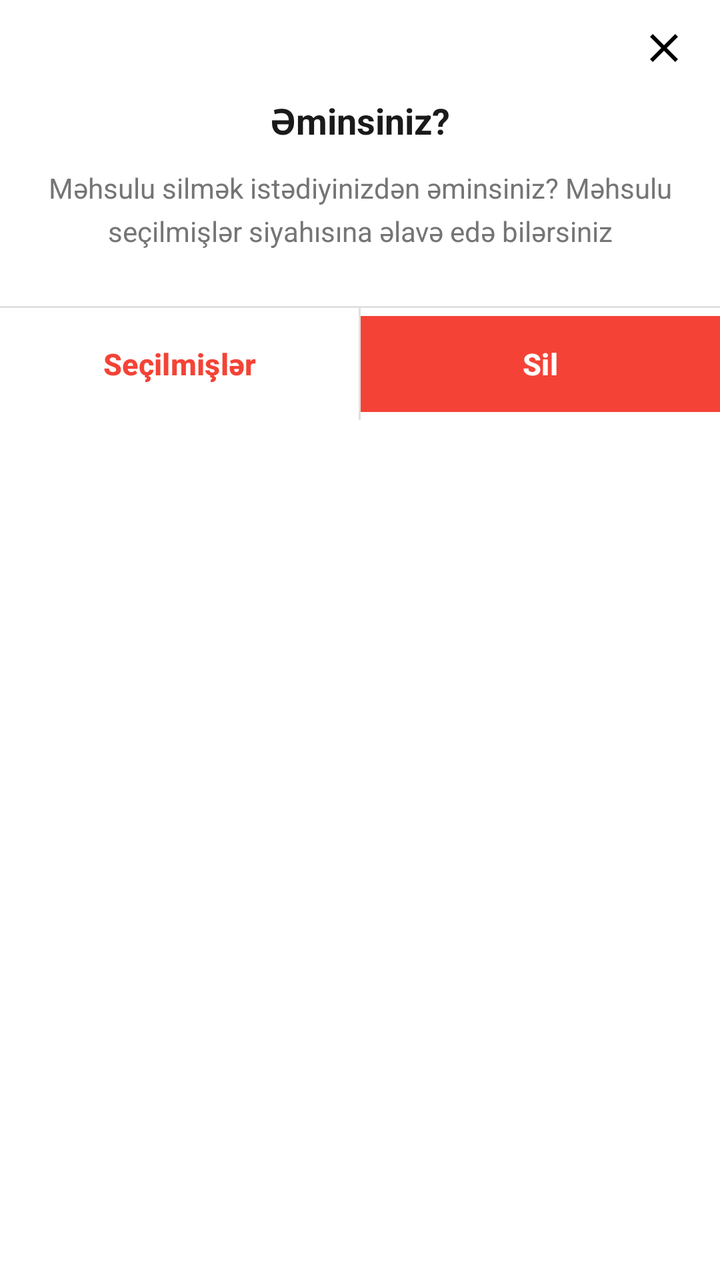
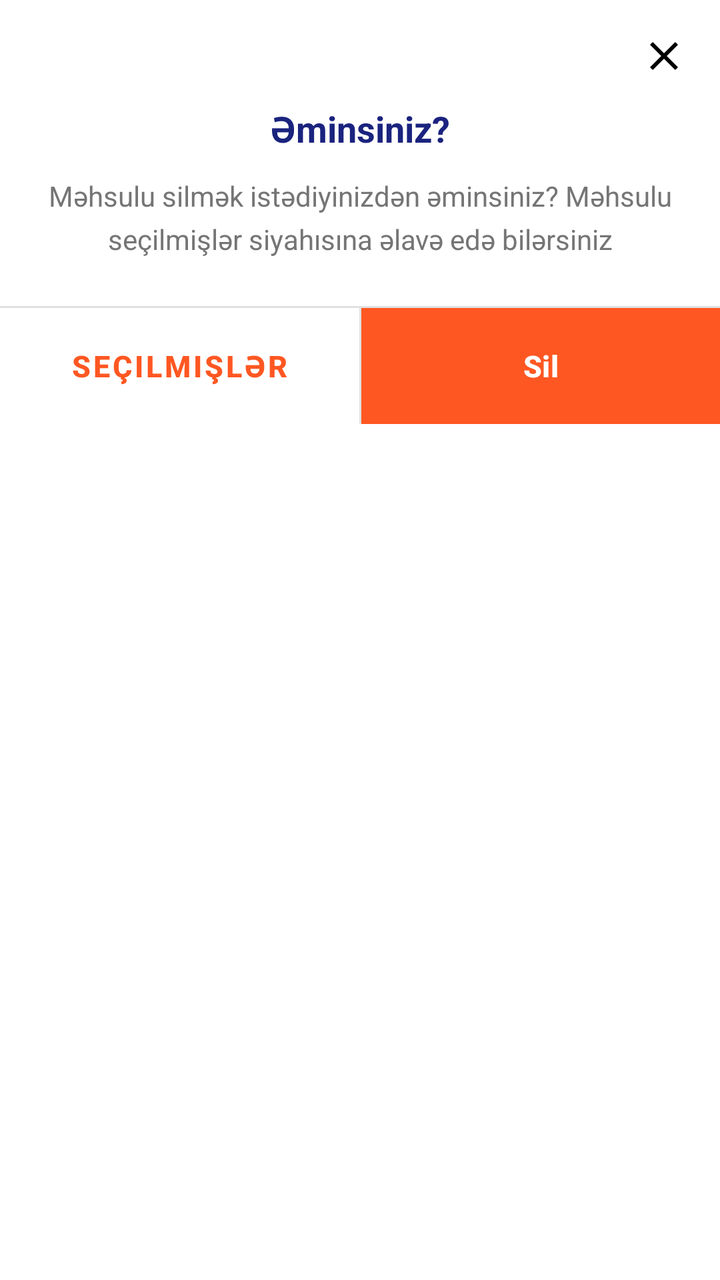

Two renders of the same Android screen: before a commit and after it. Below are the layout's source before the change and the commit's diff.
<!-- AndroidManifest.xml: application theme Theme.OneMarket -->
<!-- res/layout/dialog_confirm_remove_cart.xml -->
<?xml version="1.0" encoding="utf-8"?>
<LinearLayout xmlns:android="http://schemas.android.com/apk/res/android"
    xmlns:app="http://schemas.android.com/apk/res-auto"
    android:layout_width="match_parent"
    android:layout_height="wrap_content"
    android:orientation="vertical"
    android:background="@android:color/white">

    
    <RelativeLayout
        android:layout_width="match_parent"
        android:layout_height="48dp">

        <ImageButton
            android:id="@+id/btnDialogClose"
            android:layout_width="40dp"
            android:layout_height="40dp"
            android:layout_alignParentEnd="true"
            android:layout_centerVertical="true"
            android:layout_marginEnd="8dp"
            android:background="?attr/selectableItemBackgroundBorderless"
            android:src="@drawable/ic_close"
            android:contentDescription="Bağla" />
    </RelativeLayout>

    
    <TextView
        android:layout_width="match_parent"
        android:layout_height="wrap_content"
        android:text="Əminsiniz?"
        android:textStyle="bold"
        android:textSize="18sp"
        android:textColor="#1A1A1A"
        android:gravity="center"
        android:paddingBottom="12dp" />

    
    <TextView
        android:layout_width="match_parent"
        android:layout_height="wrap_content"
        android:text="Məhsulu silmək istədiyinizdən əminsiniz? Məhsulu seçilmişlər siyahısına əlavə edə bilərsiniz"
        android:textSize="14sp"
        android:textColor="#757575"
        android:gravity="center"
        android:paddingStart="24dp"
        android:paddingEnd="24dp"
        android:paddingBottom="28dp"
        android:lineSpacingMultiplier="1.3" />

    
    <View
        android:layout_width="match_parent"
        android:layout_height="1dp"
        android:background="#E0E0E0" />

    
    <LinearLayout
        android:layout_width="match_parent"
        android:layout_height="wrap_content"
        android:orientation="horizontal">

        
        <Button
            android:id="@+id/btnAddToFavorites"
            style="?attr/borderlessButtonStyle"
            android:layout_width="0dp"
            android:layout_height="56dp"
            android:layout_weight="1"
            android:text="Seçilmişlər"
            android:textColor="#F44336"
            android:textSize="15sp"
            android:textStyle="bold"
            android:background="@android:color/transparent" />

        
        <View
            android:layout_width="1dp"
            android:layout_height="56dp"
            android:background="#E0E0E0" />

        
        <Button
            android:id="@+id/btnDeleteConfirm"
            android:layout_width="0dp"
            android:layout_height="56dp"
            android:layout_weight="1"
            android:text="Sil"
            android:textColor="@android:color/white"
            android:textSize="15sp"
            android:textStyle="bold"
            android:backgroundTint="#F44336"
            android:stateListAnimator="@null"
            app:cornerRadius="0dp" />

    </LinearLayout>

</LinearLayout>
<!-- resources referenced by this layout -->
<resources>
  <!-- drawable ic_close (drawable) -->
  <vector xmlns:android="http://schemas.android.com/apk/res/android" android:height="24dp" android:tint="#000000" android:viewportHeight="24" android:viewportWidth="24" android:width="24dp">
        
      <path android:fillColor="@android:color/white" android:pathData="M19,6.41L17.59,5 12,10.59 6.41,5 5,6.41 10.59,12 5,17.59 6.41,19 12,13.41 17.59,19 19,17.59 13.41,12z"/>
      
  </vector>
  <style name="Theme.OneMarket" parent="Base.Theme.OneMarket" />
  <style name="Base.Theme.OneMarket" parent="Theme.Material3.DayNight.NoActionBar">
          
          
      </style>
</resources>

<!-- the commit's change to res/layout/dialog_confirm_remove_cart.xml (unified diff, before → after) -->
@@ -1,97 +1,111 @@
 <?xml version="1.0" encoding="utf-8"?>
-<LinearLayout xmlns:android="http://schemas.android.com/apk/res/android"
+<androidx.constraintlayout.widget.ConstraintLayout
+    xmlns:android="http://schemas.android.com/apk/res/android"
     xmlns:app="http://schemas.android.com/apk/res-auto"
     android:layout_width="match_parent"
     android:layout_height="wrap_content"
-    android:orientation="vertical"
     android:background="@android:color/white">
 
-    
-    <RelativeLayout
-        android:layout_width="match_parent"
-        android:layout_height="48dp">
+    <ImageButton
+        android:id="@+id/btnDialogClose"
+        android:layout_width="40dp"
+        android:layout_height="40dp"
+        android:background="?attr/selectableItemBackgroundBorderless"
+        android:src="@drawable/ic_close"
+        android:padding="10dp"
+        android:contentDescription="@null"
+        android:layout_marginTop="8dp"
+        android:layout_marginEnd="8dp"
+        app:layout_constraintTop_toTopOf="parent"
+        app:layout_constraintEnd_toEndOf="parent" />
 
-        <ImageButton
-            android:id="@+id/btnDialogClose"
-            android:layout_width="40dp"
-            android:layout_height="40dp"
-            android:layout_alignParentEnd="true"
-            android:layout_centerVertical="true"
-            android:layout_marginEnd="8dp"
-            android:background="?attr/selectableItemBackgroundBorderless"
-            android:src="@drawable/ic_close"
-            android:contentDescription="Bağla" />
-    </RelativeLayout>
-
-    
     <TextView
-        android:layout_width="match_parent"
+        android:id="@+id/tvDialogTitle"
+        android:layout_width="wrap_content"
         android:layout_height="wrap_content"
         android:text="Əminsiniz?"
         android:textStyle="bold"
         android:textSize="18sp"
-        android:textColor="#1A1A1A"
+        android:textColor="#1A237E"
         android:gravity="center"
-        android:paddingBottom="12dp" />
+        android:layout_marginTop="4dp"
+        app:layout_constraintTop_toBottomOf="@id/btnDialogClose"
+        app:layout_constraintStart_toStartOf="parent"
+        app:layout_constraintEnd_toEndOf="parent" />
 
-    
     <TextView
-        android:layout_width="match_parent"
+        android:id="@+id/tvDialogBody"
+        android:layout_width="0dp"
         android:layout_height="wrap_content"
         android:text="Məhsulu silmək istədiyinizdən əminsiniz? Məhsulu seçilmişlər siyahısına əlavə edə bilərsiniz"
         android:textSize="14sp"
         android:textColor="#757575"
         android:gravity="center"
+        android:lineSpacingMultiplier="1.3"
         android:paddingStart="24dp"
         android:paddingEnd="24dp"
-        android:paddingBottom="28dp"
-        android:lineSpacingMultiplier="1.3" />
+        android:paddingTop="12dp"
+        android:paddingBottom="24dp"
+        app:layout_constraintTop_toBottomOf="@id/tvDialogTitle"
+        app:layout_constraintStart_toStartOf="parent"
+        app:layout_constraintEnd_toEndOf="parent" />
 
-    
     <View
-        android:layout_width="match_parent"
+        android:id="@+id/dividerHorizontal"
+        android:layout_width="0dp"
         android:layout_height="1dp"
-        android:background="#E0E0E0" />
+        android:background="#E0E0E0"
+        app:layout_constraintTop_toBottomOf="@id/tvDialogBody"
+        app:layout_constraintStart_toStartOf="parent"
+        app:layout_constraintEnd_toEndOf="parent" />
 
-    
-    <LinearLayout
-        android:layout_width="match_parent"
-        android:layout_height="wrap_content"
-        android:orientation="horizontal">
+    <com.google.android.material.button.MaterialButton
+        android:id="@+id/btnAddToFavorites"
+        style="@style/Widget.MaterialComponents.Button.TextButton"
+        android:layout_width="0dp"
+        android:layout_height="58dp"
+        android:text="Seçilmişlər"
+        android:textColor="#FF5722"
+        android:textSize="15sp"
+        android:textStyle="bold"
+        android:gravity="center"
+        android:insetTop="0dp"
+        android:insetBottom="0dp"
+        app:layout_constraintTop_toBottomOf="@id/dividerHorizontal"
+        app:layout_constraintStart_toStartOf="parent"
+        app:layout_constraintEnd_toStartOf="@id/dividerVertical"
+        app:layout_constraintHorizontal_weight="1"
+        app:layout_constraintHorizontal_chainStyle="spread" />
 
-        
-        <Button
-            android:id="@+id/btnAddToFavorites"
-            style="?attr/borderlessButtonStyle"
-            android:layout_width="0dp"
-            android:layout_height="56dp"
-            android:layout_weight="1"
-            android:text="Seçilmişlər"
-            android:textColor="#F44336"
-            android:textSize="15sp"
-            android:textStyle="bold"
-            android:background="@android:color/transparent" />
+    <View
+        android:id="@+id/dividerVertical"
+        android:layout_width="1dp"
+        android:layout_height="58dp"
+        android:background="#E0E0E0"
+        android:layout_marginBottom="12dp"
+        app:layout_constraintTop_toBottomOf="@id/dividerHorizontal"
+        app:layout_constraintStart_toEndOf="@id/btnAddToFavorites"
+        app:layout_constraintEnd_toStartOf="@id/btnDeleteConfirm" />
 
-        
-        <View
-            android:layout_width="1dp"
-            android:layout_height="56dp"
-            android:background="#E0E0E0" />
+    <com.google.android.material.button.MaterialButton
+        android:id="@+id/btnDeleteConfirm"
+        android:layout_width="0dp"
+        android:layout_height="58dp"
 
-        
-        <Button
-            android:id="@+id/btnDeleteConfirm"
-            android:layout_width="0dp"
-            android:layout_height="56dp"
-            android:layout_weight="1"
-            android:text="Sil"
-            android:textColor="@android:color/white"
-            android:textSize="15sp"
-            android:textStyle="bold"
-            android:backgroundTint="#F44336"
-            android:stateListAnimator="@null"
-            app:cornerRadius="0dp" />
+        android:backgroundTint="#FF5722"
+        android:gravity="center"
+        android:insetTop="0dp"
+        android:insetBottom="0dp"
+        android:stateListAnimator="@null"
+        android:text="Sil"
+        android:textColor="#FFFFFF"
+        android:textSize="15sp"
+        android:textStyle="bold"
+        app:cornerRadius="0dp"
+        app:layout_constraintBottom_toBottomOf="@+id/btnAddToFavorites"
+        app:layout_constraintEnd_toEndOf="parent"
+        app:layout_constraintHorizontal_weight="1"
+        app:layout_constraintStart_toEndOf="@id/dividerVertical"
+        app:layout_constraintTop_toBottomOf="@id/dividerHorizontal" />
 
-    </LinearLayout>
-
-</LinearLayout>
+</androidx.constraintlayout.widget.ConstraintLayout>
